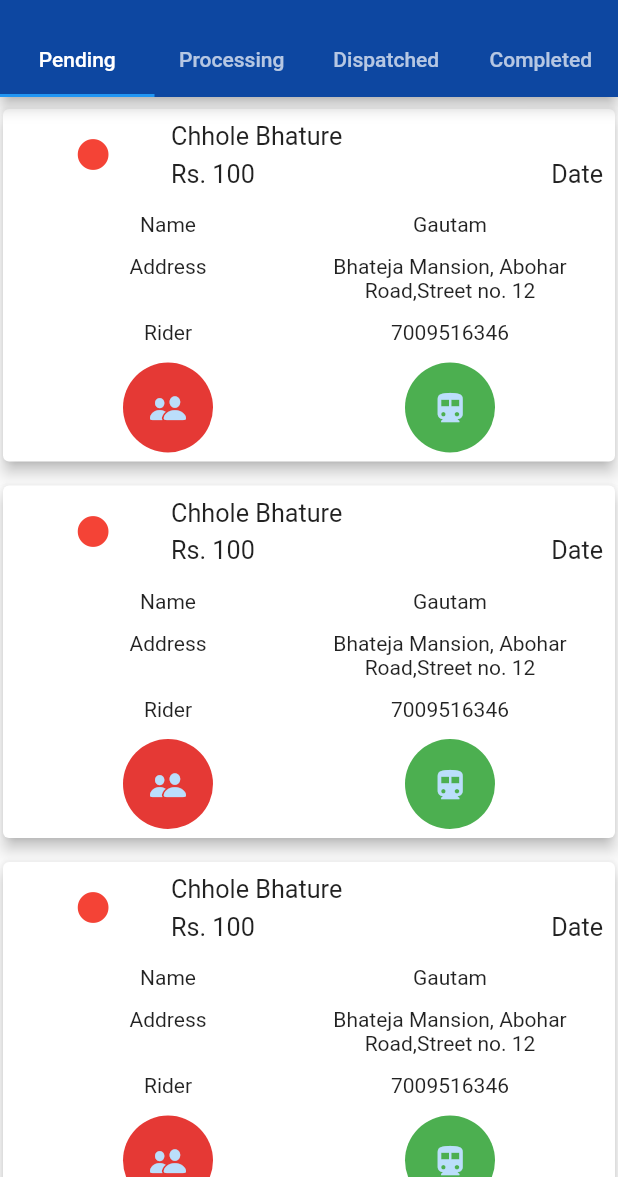
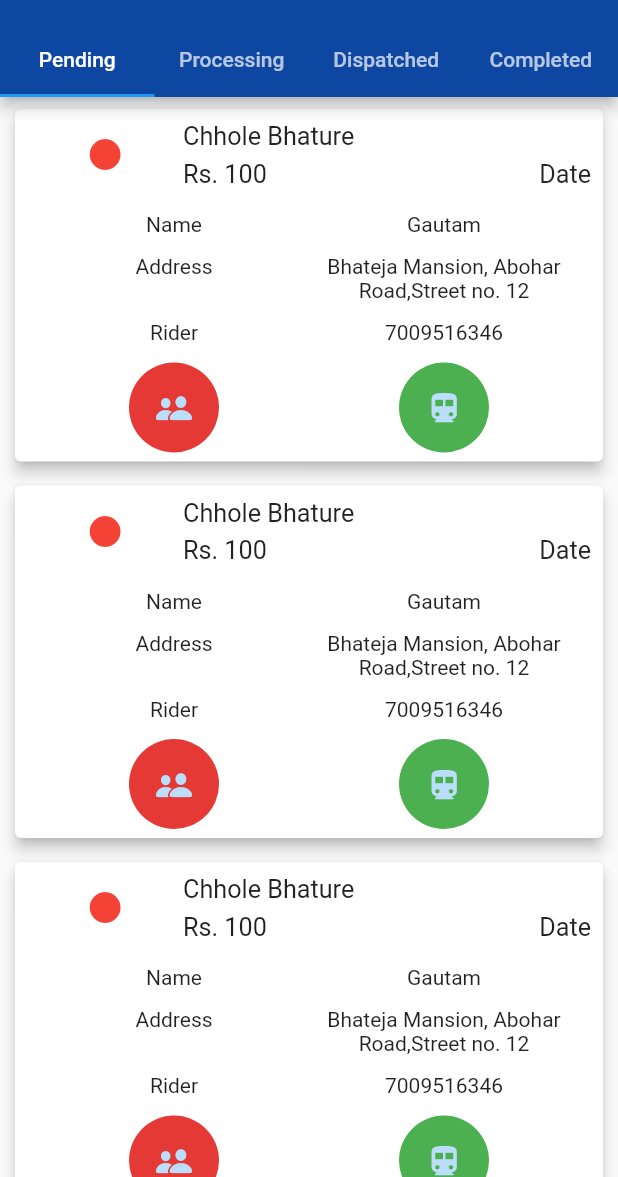
Before and after one commit to gbgamzy/demo_ubun_flutter, a Flutter app: the screen it shows after launch, on a phone screen of 412 x 824 dp, the part 59-1236 px from its top. Run offline on Flutter 3.47's test engine with Material 2 defaults, Android fonts, the phone set to English and light mode, and no system bars; our stand-ins replace flutter_svg, google_fonts, marquee.

```diff
--- /dev/null
+++ b/lib/dataClasses/message_entity.dart
@@ -0,0 +1,5 @@
+import 'package:demo_ubun/generated/json/base/json_convert_content.dart';
+
+class MessageEntity with JsonConvert<MessageEntity> {
+	String? message;
+}
--- a/lib/dataClasses/orders.dart
+++ b/lib/dataClasses/orders.dart
@@ -10,7 +10,7 @@
 /// date : "04 06 2021 07.35"
 /// deliveryBoy : "8360468300"
 /// status : "C"
-class Orders {
+class Order {
 
   int? OID;
   String? name;
@@ -25,9 +25,9 @@ class Orders {
   String? deliveryBoy;
   String? status;
 
-  Orders();
+  Order();
 
-  Orders.constructorSet(
+  Order.constructorSet(
       this.OID,
       this.name,
       this.phone,
@@ -41,9 +41,9 @@ class Orders {
       this.deliveryBoy,
       this.status);
 
-  static Orders? fromMap(Map<String, dynamic> map) {
+  static Order? fromMap(Map<String, dynamic> map) {
     if (map == null) return null;
-    Orders ordersBean = Orders();
+    Order ordersBean = Order();
     ordersBean.OID = map['OID'];
     ordersBean.name = map['name'];
     ordersBean.phone = map['phone'];
--- a/lib/home_page.dart
+++ b/lib/home_page.dart
@@ -9,9 +9,9 @@ import 'dataClasses/orders.dart';
 
 class HomePage extends StatelessWidget {
 
-  Orders order=Orders.constructorSet(1,"Gautam","7009516346","Bhateja Mansion",
+  Order order=Order.constructorSet(1,"Gautam","7009516346","Bhateja Mansion",
   "Abohar Road,Street no. 12",30,30,"Chhole Bhature ",100,"02 04","7009516346","A");
-  final list = List<Orders>.generate(100, (index) => Orders.constructorSet(1,"Gautam","7009516346","Bhateja Mansion",
+  final list = List<Order>.generate(100, (index) => Order.constructorSet(1,"Gautam","7009516346","Bhateja Mansion",
       "Abohar Road,Street no. 12",30,30,"Chhole Bhature ",100,"02 04","7009516346","A"));
 
 
--- a/lib/widgets/orders_ticket.dart
+++ b/lib/widgets/orders_ticket.dart
@@ -5,18 +5,21 @@ import 'package:flutter/material.dart';
 import 'package:marquee/marquee.dart';
 
 class TicketOrders extends StatelessWidget {
-  late Orders order;
+  late Order order;
 
 
-  TicketOrders(Orders ord){
+  TicketOrders(Order ord){
     order=ord;
   }
 
 
   @override
   Widget build(BuildContext context) {
-    return Card(
+    return Padding(
+      padding: const EdgeInsets.symmetric(horizontal:8.0),
+      child: Card(
           elevation: 4,
+
           margin: EdgeInsets.symmetric(horizontal: 2,vertical: 8),
           //color:Colors.red,
 
@@ -167,6 +170,7 @@ class TicketOrders extends StatelessWidget {
               ),
             )
           )
+      ),
     );
   }
 }
```
Also changed, not shown: lib/dataClasses/admin.dart (added, +19 -0 lines), lib/generated/json/admin_helper.dart (added), lib/generated/json/base/json_convert_content.dart (added), lib/generated/json/base/json_field.dart (added), lib/generated/json/message_entity_helper.dart (added), 10 other files. Lines whose indentation alone changed are shown as unchanged.
